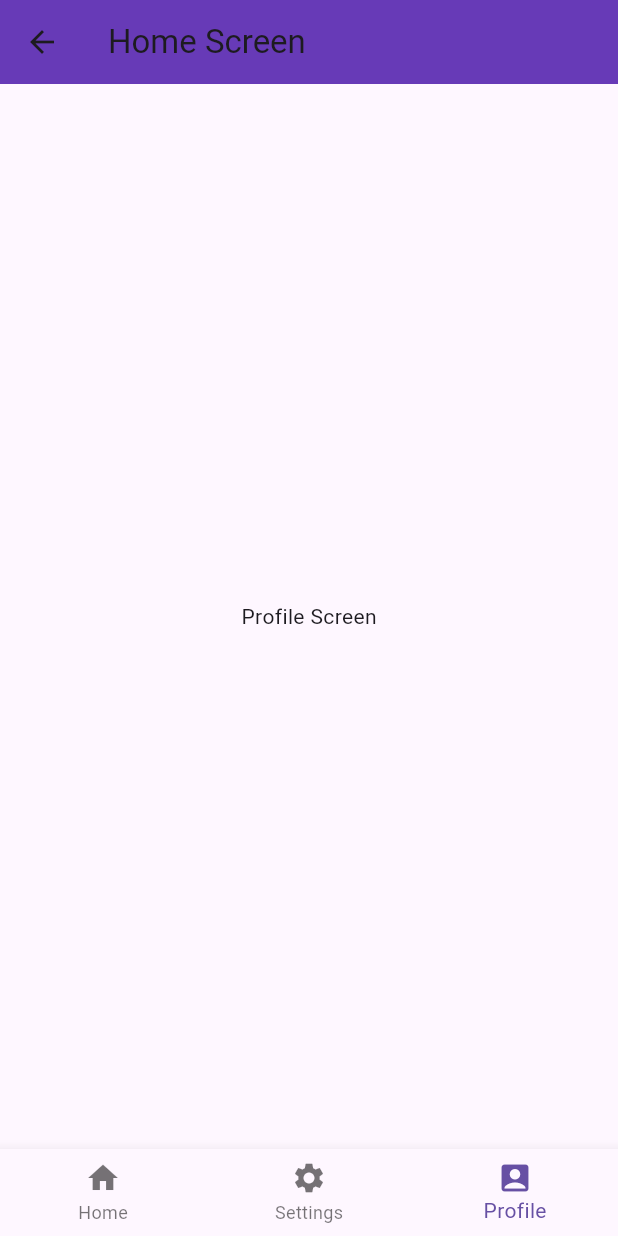
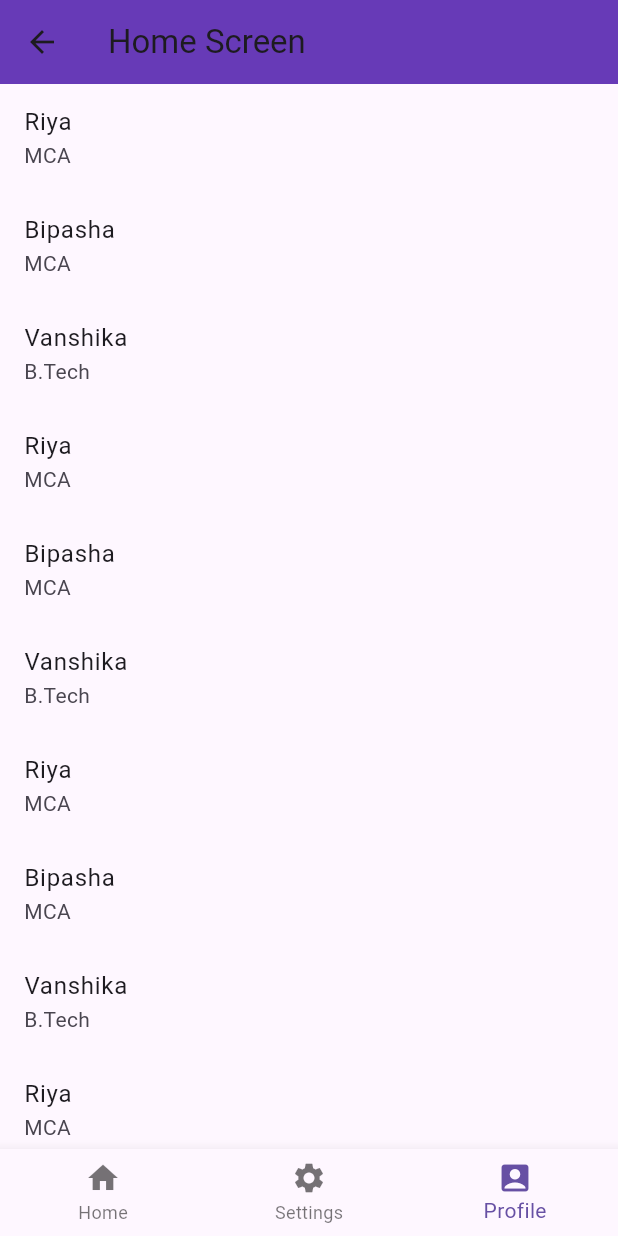
Before and after one commit to rajat-cr/flutter_batch_45days_2026, a Flutter app: the DashboardScreen screen opened directly, item 3 of the bottom bar chosen, on a phone screen of 412 x 824 dp. Run offline on Flutter 3.47's test engine with Material 3 defaults, Android fonts, the phone set to English and light mode, and no system bars; our stand-ins replace fluttertoast.

Commit message:
check description
List View with children
List View with builder for dynamic data

```diff
--- a/lib/profile_screen.dart
+++ b/lib/profile_screen.dart
@@ -10,6 +10,35 @@ class ProfileScreen extends StatefulWidget {
 class _ProfileScreenState extends State<ProfileScreen> {
   @override
   Widget build(BuildContext context) {
-    return Center(child: Text("Profile Screen"));
+    return ListView(
+      children: [
+        ListTile(title: Text("Riya"), subtitle: Text("MCA")),
+
+        ListTile(title: Text("Bipasha"), subtitle: Text("MCA")),
+
+        ListTile(title: Text("Vanshika"), subtitle: Text("B.Tech")),
+        ListTile(title: Text("Riya"), subtitle: Text("MCA")),
+
+        ListTile(title: Text("Bipasha"), subtitle: Text("MCA")),
+
+        ListTile(title: Text("Vanshika"), subtitle: Text("B.Tech")),
+        ListTile(title: Text("Riya"), subtitle: Text("MCA")),
+
+        ListTile(title: Text("Bipasha"), subtitle: Text("MCA")),
+
+        ListTile(title: Text("Vanshika"), subtitle: Text("B.Tech")),
+        ListTile(title: Text("Riya"), subtitle: Text("MCA")),
+
+        ListTile(title: Text("Bipasha"), subtitle: Text("MCA")),
+
+        ListTile(title: Text("Vanshika"), subtitle: Text("B.Tech")),
+
+        ListTile(title: Text("Riya"), subtitle: Text("MCA")),
+
+        ListTile(title: Text("Bipasha"), subtitle: Text("MCA")),
+
+        ListTile(title: Text("Vanshika"), subtitle: Text("B.Tech")),
+      ],
+    );
   }
 }
```
Also changed, not shown: lib/bottom_practice.dart (+13 -1 lines), lib/custom_botttom_bar.dart (+17 -0 lines), lib/list_build.dart (added, +37 -0 lines).
